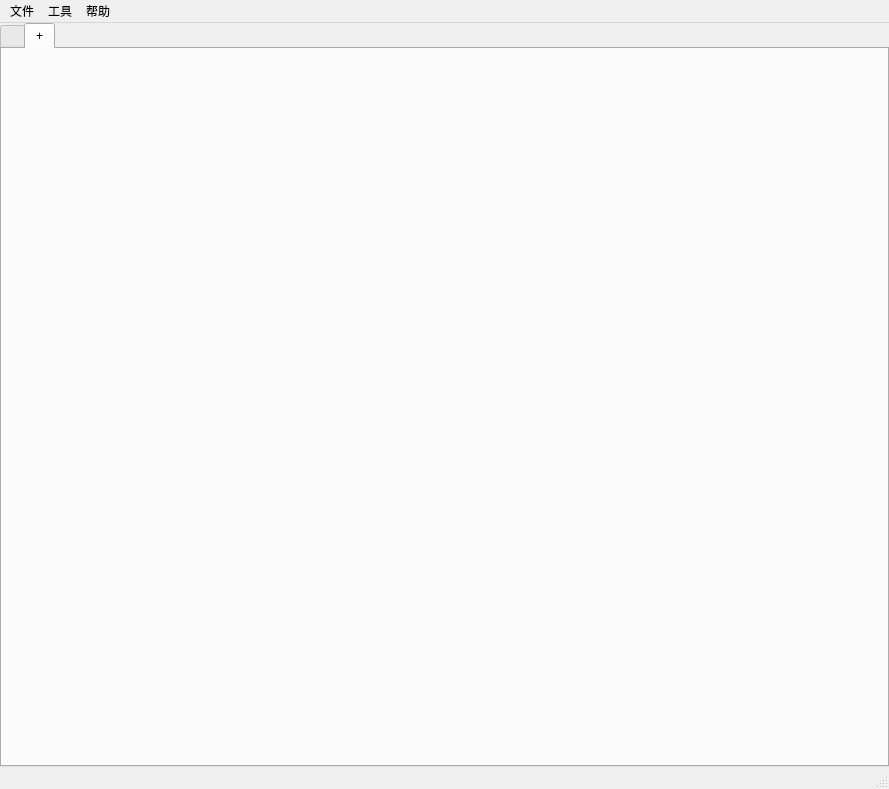
ElonVampire/DNF_Simulator, file UI/MainWindow.ui: the form before one commit.
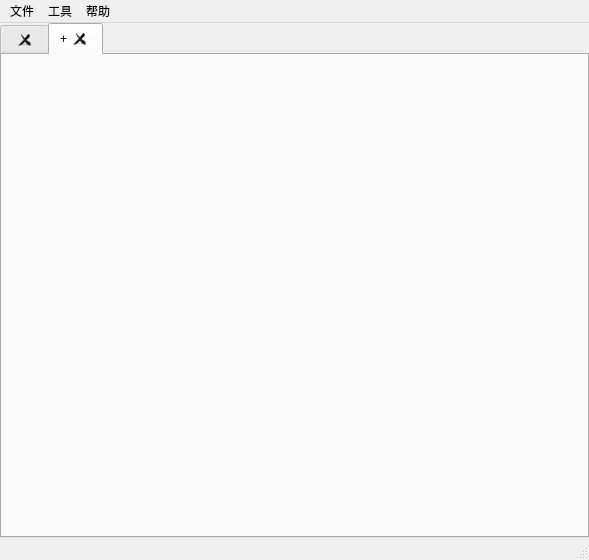
The form after the commit. The open tabs and pages were chosen to show the change.

Diff of the .ui file:
```diff
--- a/UI/MainWindow.ui
+++ b/UI/MainWindow.ui
@@ -6,14 +6,14 @@
    <rect>
     <x>0</x>
     <y>0</y>
-    <width>889</width>
-    <height>789</height>
+    <width>589</width>
+    <height>560</height>
    </rect>
   </property>
   <property name="minimumSize">
    <size>
-    <width>889</width>
-    <height>789</height>
+    <width>0</width>
+    <height>0</height>
    </size>
   </property>
   <property name="windowTitle">
@@ -44,11 +44,35 @@
     </property>
     <item row="0" column="0">
      <widget class="QTabWidget" name="tabWidget_roles">
+      <property name="enabled">
+       <bool>true</bool>
+      </property>
       <property name="toolTipDuration">
        <number>-10</number>
       </property>
+      <property name="tabShape">
+       <enum>QTabWidget::Rounded</enum>
+      </property>
       <property name="currentIndex">
-       <number>0</number>
+       <number>1</number>
+      </property>
+      <property name="elideMode">
+       <enum>Qt::ElideNone</enum>
+      </property>
+      <property name="usesScrollButtons">
+       <bool>true</bool>
+      </property>
+      <property name="documentMode">
+       <bool>false</bool>
+      </property>
+      <property name="tabsClosable">
+       <bool>true</bool>
+      </property>
+      <property name="movable">
+       <bool>false</bool>
+      </property>
+      <property name="tabBarAutoHide">
+       <bool>false</bool>
       </property>
       <widget class="QWidget" name="tabWidget_role0">
        <attribute name="title">
@@ -56,6 +80,9 @@
        </attribute>
       </widget>
       <widget class="QWidget" name="tabWidget_add">
+       <property name="enabled">
+        <bool>false</bool>
+       </property>
        <attribute name="title">
         <string>+</string>
        </attribute>
@@ -69,7 +96,7 @@
     <rect>
      <x>0</x>
      <y>0</y>
-     <width>889</width>
+     <width>589</width>
      <height>23</height>
     </rect>
    </property>
```
